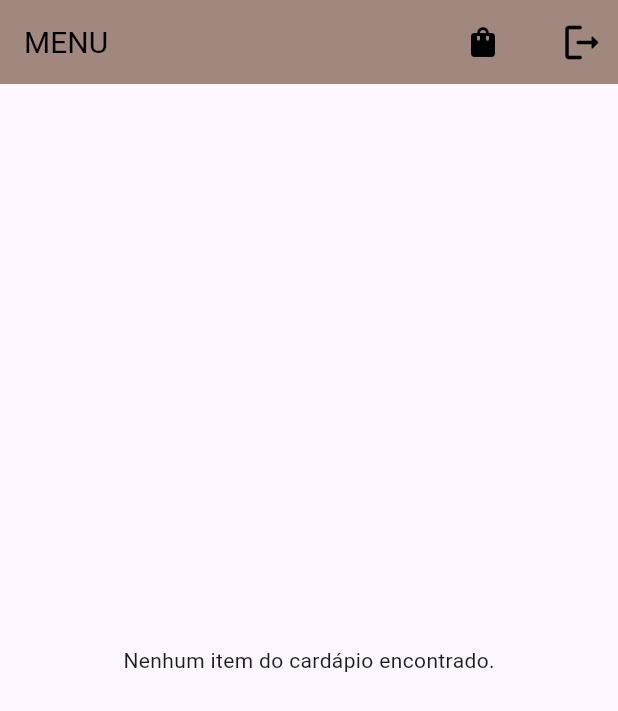
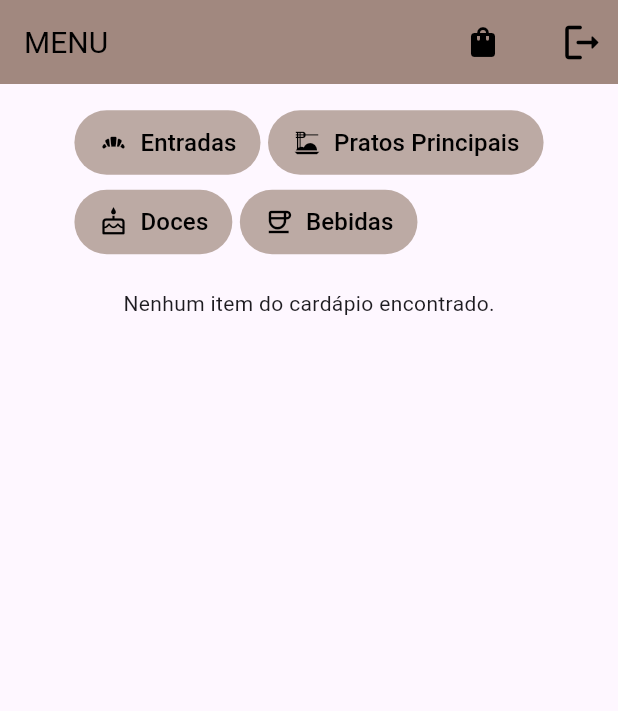
Before and after one commit to venturiniduda/flutter_mycatcoffeebar_p1, a Flutter app: the CarrinhoView screen opened by its route, after a tap on the "menu book" icon, on a phone screen of 412 x 824 dp. Shown: the top 711 px of the screen. Run offline on Flutter 3.47's test engine with Material 3 defaults, Android fonts, the phone set to English and light mode, and no system bars; our stand-ins replace cloud_firestore, device_preview, email_validator, firebase_auth, firebase_core, get_it and 1 more; accounts and stored records are empty.

Commit message:
Configuração Categorias

```diff
--- a/lib/controller/ct_cardapio.dart
+++ b/lib/controller/ct_cardapio.dart
@@ -1,6 +1,7 @@
 import 'dart:async';
 import 'package:cloud_firestore/cloud_firestore.dart';
 import '../model/md_cardapio.dart';
+import '../model/md_categorias.dart';
 
 class CardapioController {
   final FirebaseFirestore db = FirebaseFirestore.instance;
@@ -9,12 +10,24 @@ class CardapioController {
     db.collection('itens_cardapio').add(item.toJson());
   }
 
+  adicionarCategoria(Categoria cat) {
+    db.collection('categorias').add(cat.toJson());
+  }
+
   adicionarItemCarrinho(Cardapio item) {
     db.collection('pedido').add(item.toJson());
   }
 
-  Stream<QuerySnapshot> listar() {
-    var resultado = db.collection('itens_cardapio').orderBy('uid');
+  Stream<QuerySnapshot> listar(categoria) {
+    var resultado;
+    if (categoria == '') {
+      resultado = db.collection('itens_cardapio').orderBy('uid');
+    } else {
+      resultado = db
+          .collection('itens_cardapio')
+          .where('categoria', isEqualTo: categoria)
+          .orderBy('uid');
+    }
     return resultado.snapshots();
   }
 
--- /dev/null
+++ b/lib/model/md_categorias.dart
@@ -0,0 +1,35 @@
+import 'package:flutter_mycatcoffeebar_p1/service/srv_dados.dart';
+import 'package:get_it/get_it.dart';
+
+final DadosService srv = GetIt.instance<DadosService>();
+
+class Categoria {
+  final String codigo;
+  final String nome;
+  final String descricao;
+
+  // Construtor
+  Categoria(this.codigo, this.nome, this.descricao);
+
+  Map<String, dynamic> toJson() {
+    return <String, dynamic>{
+      'uid': codigo,
+      'nome': nome,
+      'descricao': descricao
+    };
+  }
+
+  factory Categoria.fromJson(Map<String, dynamic> json) {
+    return Categoria(json['uid'], json['nome'], json['descricao']);
+  }
+
+  static preencher() {
+    return [
+      Categoria('001', 'Entrada', 'Entradas deliciosas para começar!'),
+      Categoria(
+          '002', 'Prato Principal', 'Pratos divinos para matar sua fome!'),
+      Categoria('003', 'Doce', 'Docinhos para alegrar o dia!'),
+      Categoria('004', 'Bebida', 'Bebidas para todos os gostos e ocasiões!')
+    ];
+  }
+}
--- a/lib/service/srv_dados.dart
+++ b/lib/service/srv_dados.dart
@@ -1,11 +1,13 @@
 import 'package:cloud_firestore/cloud_firestore.dart';
 import 'package:flutter/material.dart';
+import 'package:flutter_mycatcoffeebar_p1/model/md_categorias.dart';
 import '../model/md_cardapio.dart';
 import '../model/md_carrinho.dart';
 import '../controller/ct_cardapio.dart';
 
 class DadosService {
   List<Cardapio> cardapio = [];
+  List<Categoria> categoria = [];
   List<Carrinho> carrinho = [];
   double valorTotal = 0;
 
@@ -15,7 +17,17 @@ class DadosService {
 
     for (Cardapio item in cardapio) {
       CardapioController().adicionar(item);
-    };
+    }
+    ;
+  }
+
+  void preencherCategorias() {
+    categoria = Categoria.preencher();
+
+    for (Categoria cat in categoria) {
+      CardapioController().adicionarCategoria(cat);
+    }
+    ;
   }
 
   Cardapio retornarCardapio(id) {
--- a/lib/view/vw_cardapio.dart
+++ b/lib/view/vw_cardapio.dart
@@ -20,6 +20,7 @@ class CardapioView extends StatefulWidget {
 class _CardapioViewState extends State<CardapioView> {
   final ScrollController _scrollController = ScrollController();
   double itemHeight = 105.0;
+  String categoria = '';
 
   void _scrollToNextCat(int jump) {
     var newPosition;
@@ -36,10 +37,11 @@ class _CardapioViewState extends State<CardapioView> {
   int index = 0;
 
   @override
-  // void initState() {
-  //   srv.preencherListaCardapio();
-  //   super.initState();
-  // }
+  void initState() {
+    // srv.preencherListaCardapio();
+    srv.preencherCategorias();
+    super.initState();
+  }
 
   Widget build(BuildContext context) {
     return Scaffold(
@@ -77,8 +79,108 @@ class _CardapioViewState extends State<CardapioView> {
       ),
       body: Padding(
         padding: const EdgeInsets.all(15.0),
-        child: StreamBuilder<QuerySnapshot>(
-          stream: CardapioController().listar(),
+        child: Column(
+          children: [
+            // BOTÕES CATEGORIA
+            Wrap(
+              spacing: 5.0,
+              runSpacing: 5.0,
+              children: <Widget>[
+                TextButton.icon(
+                  onPressed: () {
+                    categoria = 'Entradas';
+                    setState(() {
+                      _scrollToNextCat(0);
+                    });
+                  },
+                  style: TextButton.styleFrom(
+                    backgroundColor: Colors.brown.shade200,
+                    padding:
+                        EdgeInsets.symmetric(vertical: 10.0, horizontal: 16.0),
+                  ),
+                  icon: const Icon(
+                    Icons.bakery_dining,
+                    size: 20.0,
+                    color: Colors.black,
+                  ),
+                  label: Text(
+                    'Entradas',
+                    style: TextStyle(fontSize: 16.0, color: Colors.black),
+                  ),
+                ),
+                TextButton.icon(
+                  onPressed: () {
+                    categoria = 'Pratos Principais';
+                    setState(() {
+                      _scrollToNextCat(10);
+                    });
+                  },
+                  style: TextButton.styleFrom(
+                    backgroundColor: Colors.brown.shade200,
+                    padding:
+                        EdgeInsets.symmetric(vertical: 10.0, horizontal: 16.0),
+                  ),
+                  icon: const Icon(
+                    Icons.dinner_dining,
+                    size: 20.0,
+                    color: Colors.black,
+                  ),
+                  label: Text(
+                    'Pratos Principais',
+                    style: TextStyle(fontSize: 16.0, color: Colors.black),
+                  ),
+                ),
+                TextButton.icon(
+                  onPressed: () {
+                    categoria = 'Doces';
+                    setState(() {
+                      _scrollToNextCat(18);
+                    });
+                  },
+                  style: TextButton.styleFrom(
+                    backgroundColor: Colors.brown.shade200,
+                    padding:
+                        EdgeInsets.symmetric(vertical: 10.0, horizontal: 16.0),
+                  ),
+                  icon: const Icon(
+                    Icons.cake_outlined,
+                    size: 20.0,
+                    color: Colors.black,
+                  ),
+                  label: Text(
+                    'Doces',
+                    style: TextStyle(fontSize: 16.0, color: Colors.black),
+                  ),
+                ),
+                TextButton.icon(
+                  onPressed: () {
+                    categoria = 'Bebidas';
+                    setState(() {
+                      _scrollToNextCat(31);
+                    });
+                  },
+                  style: TextButton.styleFrom(
+                    backgroundColor: Colors.brown.shade200,
+                    padding:
+                        EdgeInsets.symmetric(vertical: 10.0, horizontal: 16.0),
+                  ),
+                  icon: const Icon(
+                    Icons.coffee_outlined,
+                    size: 20.0,
+                    color: Colors.black,
+                  ),
+                  label: Text(
+                    'Bebidas',
+                    style: TextStyle(fontSize: 16.0, color: Colors.black),
+                  ),
+                ),
+              ],
+            ),
+            SizedBox(height: 20),
+
+            // BODY
+            StreamBuilder<QuerySnapshot>(
+              stream: CardapioController().listar(categoria),
               builder: (context, snapshot) {
                 switch (snapshot.connectionState) {
                   case ConnectionState.none:
@@ -92,104 +194,7 @@ class _CardapioViewState extends State<CardapioView> {
                   default:
                     final dados = snapshot.requireData;
                     if (dados.size > 0) {
-                  return Column(
-                    children: [
-                      Wrap(
-                        spacing: 5.0,
-                        runSpacing: 5.0,
-                        children: <Widget>[
-                          TextButton.icon(
-                            onPressed: () {
-                              setState(() {
-                                _scrollToNextCat(0);
-                              });
-                            },
-                            style: TextButton.styleFrom(
-                              backgroundColor: Colors.brown.shade200,
-                              padding: EdgeInsets.symmetric(
-                                  vertical: 10.0, horizontal: 16.0),
-                            ),
-                            icon: const Icon(
-                              Icons.bakery_dining,
-                              size: 20.0,
-                              color: Colors.black,
-                            ),
-                            label: Text(
-                              'Entradas',
-                              style: TextStyle(
-                                  fontSize: 16.0, color: Colors.black),
-                            ),
-                          ),
-                          TextButton.icon(
-                            onPressed: () {
-                              setState(() {
-                                _scrollToNextCat(10);
-                              });
-                            },
-                            style: TextButton.styleFrom(
-                              backgroundColor: Colors.brown.shade200,
-                              padding: EdgeInsets.symmetric(
-                                  vertical: 10.0, horizontal: 16.0),
-                            ),
-                            icon: const Icon(
-                              Icons.dinner_dining,
-                              size: 20.0,
-                              color: Colors.black,
-                            ),
-                            label: Text(
-                              'Pratos Principais',
-                              style: TextStyle(
-                                  fontSize: 16.0, color: Colors.black),
-                            ),
-                          ),
-                          TextButton.icon(
-                            onPressed: () {
-                              setState(() {
-                                _scrollToNextCat(18);
-                              });
-                            },
-                            style: TextButton.styleFrom(
-                              backgroundColor: Colors.brown.shade200,
-                              padding: EdgeInsets.symmetric(
-                                  vertical: 10.0, horizontal: 16.0),
-                            ),
-                            icon: const Icon(
-                              Icons.cake_outlined,
-                              size: 20.0,
-                              color: Colors.black,
-                            ),
-                            label: Text(
-                              'Doces',
-                              style: TextStyle(
-                                  fontSize: 16.0, color: Colors.black),
-                            ),
-                          ),
-                          TextButton.icon(
-                            onPressed: () {
-                              setState(() {
-                                _scrollToNextCat(31);
-                              });
-                            },
-                            style: TextButton.styleFrom(
-                              backgroundColor: Colors.brown.shade200,
-                              padding: EdgeInsets.symmetric(
-                                  vertical: 10.0, horizontal: 16.0),
-                            ),
-                            icon: const Icon(
-                              Icons.coffee_outlined,
-                              size: 20.0,
-                              color: Colors.black,
-                            ),
-                            label: Text(
-                              'Bebidas',
-                              style: TextStyle(
-                                  fontSize: 16.0, color: Colors.black),
-                            ),
-                          ),
-                        ],
-                      ),
-                      SizedBox(height: 20),
-                      Expanded(
+                      return Expanded(
                         child: ListView.builder(
                           controller: _scrollController,
                           shrinkWrap: true,
@@ -264,8 +269,6 @@ class _CardapioViewState extends State<CardapioView> {
                             );
                           },
                         ),
-                      ),
-                    ],
                       );
                     } else {
                       return Center(
@@ -275,6 +278,8 @@ class _CardapioViewState extends State<CardapioView> {
                 }
               },
             ),
+          ],
+        ),
       ),
     );
   }
```
Also changed, not shown: 1 other file. Lines whose indentation alone changed are shown as unchanged.
